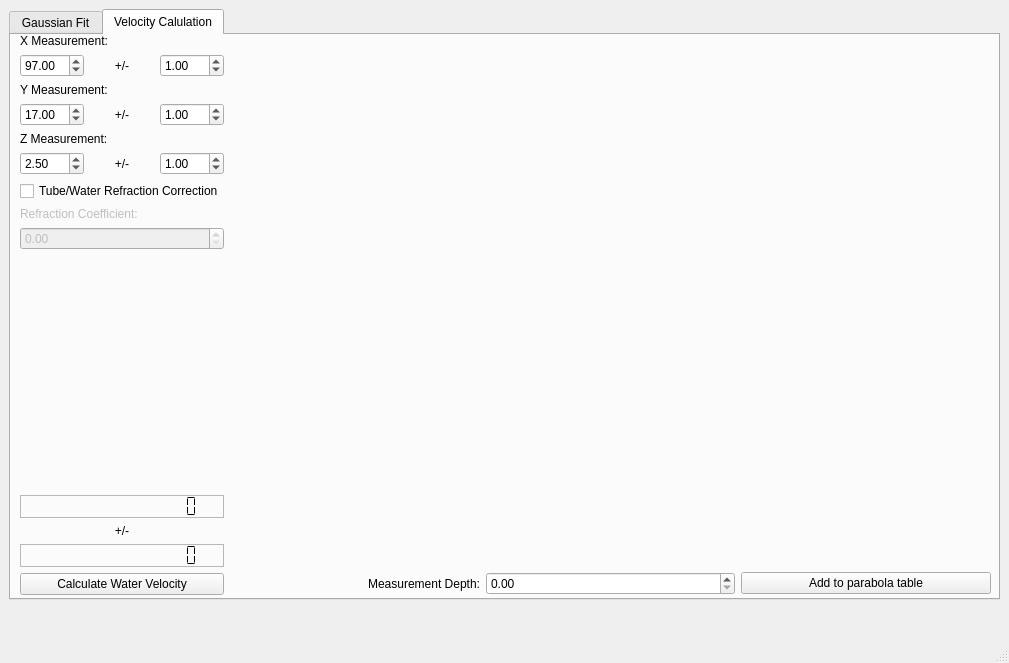
The window that src/lda_nsp2/views/lda_designer_gui.ui (EmmadeJager/LDA-NSP2) describes before a commit, drawn with Qt 5.
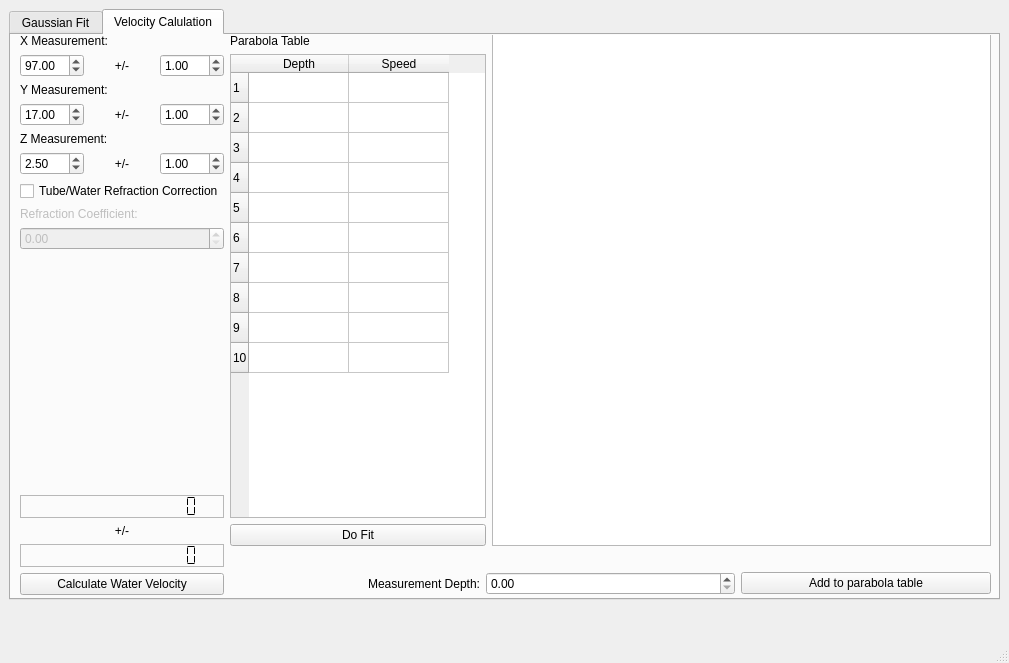
The same window after the commit. Custom widgets are drawn as their Qt base class.

Commit message: Added stream parabolas

Patch:
```diff
--- a/src/lda_nsp2/views/lda_designer_gui.ui
+++ b/src/lda_nsp2/views/lda_designer_gui.ui
@@ -439,17 +439,64 @@
        <item>
         <layout class="QVBoxLayout" name="verticalLayout_2">
          <item>
-          <spacer name="verticalSpacer_3">
-           <property name="orientation">
-            <enum>Qt::Orientation::Vertical</enum>
-           </property>
-           <property name="sizeHint" stdset="0">
-            <size>
-             <width>20</width>
-             <height>40</height>
-            </size>
-           </property>
-          </spacer>
+          <layout class="QHBoxLayout" name="horizontalLayout_8">
+           <item>
+            <layout class="QVBoxLayout" name="verticalLayout_4">
+             <item>
+              <widget class="QLabel" name="label_15">
+               <property name="text">
+                <string>Parabola Table</string>
+               </property>
+              </widget>
+             </item>
+             <item>
+              <widget class="QTableWidget" name="tableWidget">
+               <property name="sizePolicy">
+                <sizepolicy hsizetype="Fixed" vsizetype="Expanding">
+                 <horstretch>0</horstretch>
+                 <verstretch>0</verstretch>
+                </sizepolicy>
+               </property>
+               <row/>
+               <row/>
+               <row/>
+               <row/>
+               <row/>
+               <row/>
+               <row/>
+               <row/>
+               <row/>
+               <row/>
+               <column>
+                <property name="text">
+                 <string>Depth</string>
+                </property>
+               </column>
+               <column>
+                <property name="text">
+                 <string>Speed</string>
+                </property>
+               </column>
+               <item row="0" column="0">
+                <property name="text">
+                 <string/>
+                </property>
+               </item>
+              </widget>
+             </item>
+             <item>
+              <widget class="QPushButton" name="parabola_fit_button">
+               <property name="text">
+                <string>Do Fit</string>
+               </property>
+              </widget>
+             </item>
+            </layout>
+           </item>
+           <item>
+            <widget class="PlotWidget" name="graphicsView_2"/>
+           </item>
+          </layout>
          </item>
          <item>
           <spacer name="horizontalSpacer">
```
Left out of the diff: 12 changed lines with no effect on the pictures. The commit also changes 4 other files.
